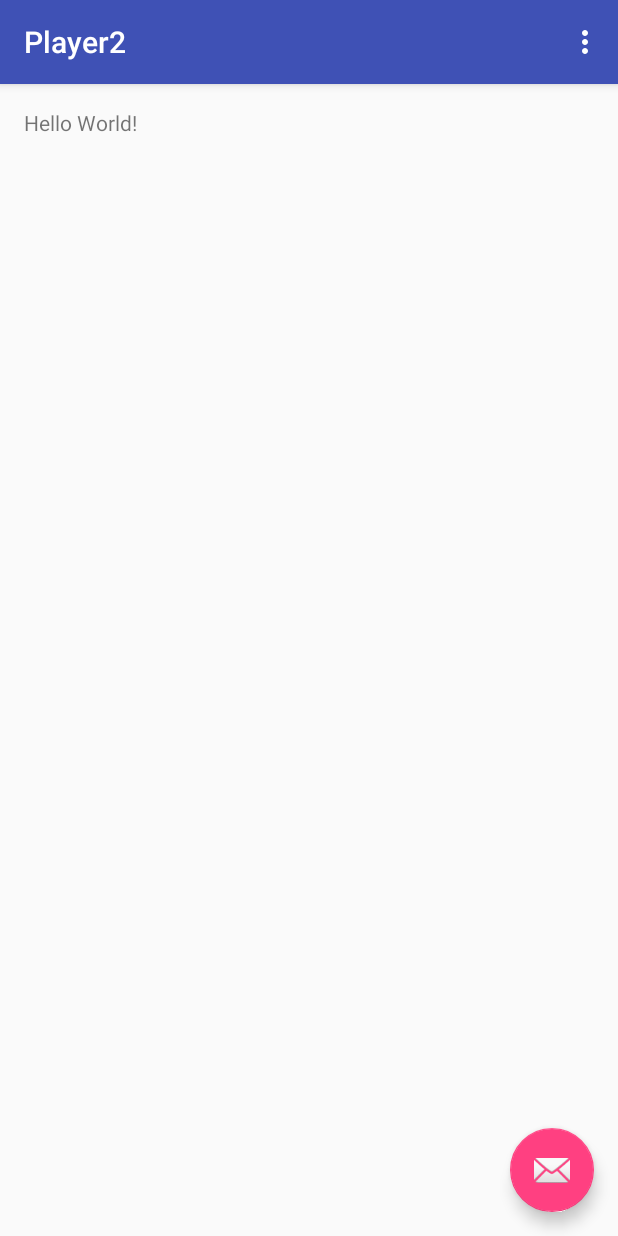
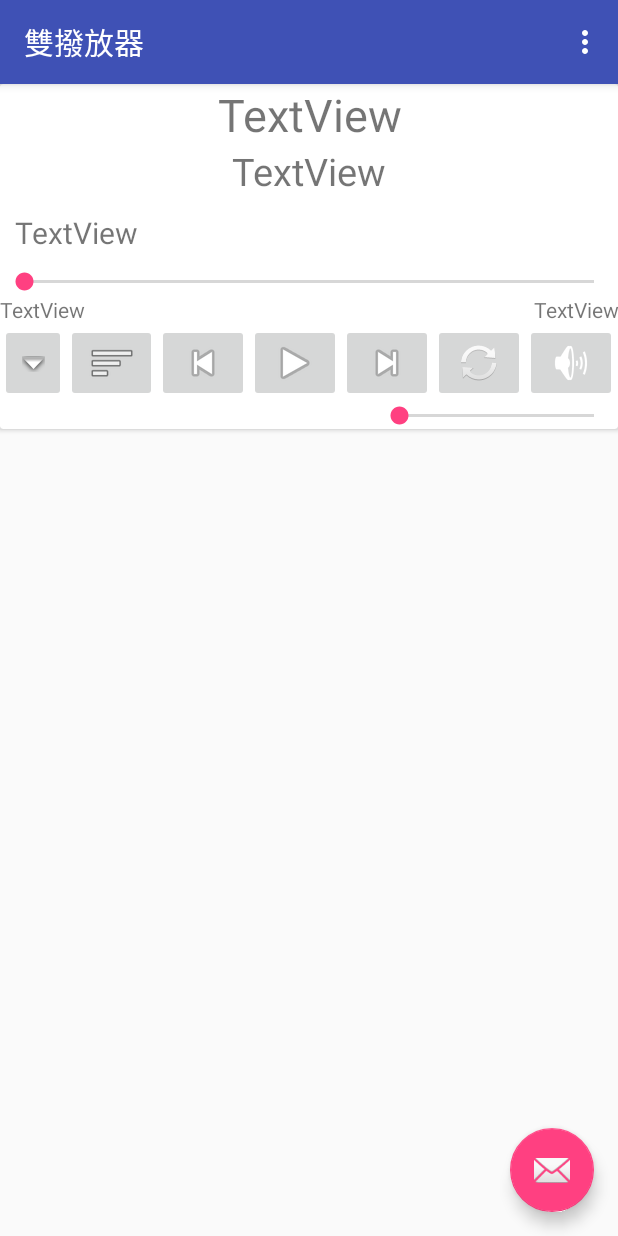
Before and after one commit to lili668668/MyPlayer, an Android app: the screen it shows after launch (MainActivity), on a phone screen of 412 x 824 dp. Run offline under Robolectric (Android 15) with nearby library versions, the phone set to English and light mode, and no system bars.

Commit message:
Set layout

```diff
--- a/app/src/main/res/layout/content_main.xml
+++ b/app/src/main/res/layout/content_main.xml
@@ -1,21 +1,143 @@
 <?xml version="1.0" encoding="utf-8"?>
-<RelativeLayout
+<android.support.constraint.ConstraintLayout
     xmlns:android="http://schemas.android.com/apk/res/android"
     xmlns:app="http://schemas.android.com/apk/res-auto"
     xmlns:tools="http://schemas.android.com/tools"
     android:id="@+id/content_main"
     android:layout_width="match_parent"
     android:layout_height="match_parent"
-    android:paddingBottom="@dimen/activity_vertical_margin"
-    android:paddingLeft="@dimen/activity_horizontal_margin"
-    android:paddingRight="@dimen/activity_horizontal_margin"
-    android:paddingTop="@dimen/activity_vertical_margin"
     app:layout_behavior="@string/appbar_scrolling_view_behavior"
     tools:context="com.ballfish.yin.player2.MainActivity"
     tools:showIn="@layout/activity_main">
 
-    <TextView
-        android:layout_width="wrap_content"
-        android:layout_height="wrap_content"
-        android:text="Hello World!"/>
-</RelativeLayout>
+    <android.support.v7.widget.CardView
+        android:layout_width="match_parent"
+        android:layout_height="wrap_content">
+
+        <LinearLayout
+            android:orientation="vertical"
+            android:layout_width="match_parent"
+            android:layout_height="match_parent">
+
+            <TextView
+                android:text="TextView"
+                android:layout_width="match_parent"
+                android:layout_height="wrap_content"
+                android:textAlignment="center"
+                android:textSize="@dimen/player_title"
+                android:id="@+id/main_player_title"
+                android:layout_weight="1"/>
+
+            <TextView
+                android:text="TextView"
+                android:layout_width="match_parent"
+                android:layout_height="wrap_content"
+                android:id="@+id/main_music_title"
+                android:textAlignment="center"
+                android:textSize="@dimen/music_title"
+                android:layout_weight="1"/>
+
+            <TextView
+                android:text="TextView"
+                android:layout_width="match_parent"
+                android:layout_height="wrap_content"
+                android:id="@+id/main_music_containt"
+                android:textSize="@dimen/containt"
+                android:padding="@dimen/containt_padding"
+                android:layout_weight="1"/>
+
+            <SeekBar
+                android:layout_width="match_parent"
+                android:layout_height="wrap_content"
+                android:id="@+id/seekBar5"
+                android:layout_weight="1"/>
+
+            <LinearLayout
+                android:orientation="horizontal"
+                android:layout_width="match_parent"
+                android:layout_height="match_parent"
+                android:layout_weight="1">
+
+                <TextView
+                    android:text="TextView"
+                    android:layout_width="wrap_content"
+                    android:layout_height="wrap_content"
+                    android:id="@+id/textView4"
+                    android:layout_weight="1"/>
+
+                <TextView
+                    android:text="TextView"
+                    android:layout_width="wrap_content"
+                    android:layout_height="wrap_content"
+                    android:id="@+id/textView3"
+                    android:textAlignment="textEnd"
+                    android:layout_weight="1"/>
+            </LinearLayout>
+
+            <LinearLayout
+                android:orientation="horizontal"
+                android:layout_width="match_parent"
+                android:layout_height="match_parent">
+
+                <ImageButton
+                    android:layout_width="wrap_content"
+                    android:layout_height="match_parent"
+                    app:srcCompat="@android:drawable/arrow_down_float"
+                    android:id="@+id/imageButton4"
+                    android:layout_weight="0.99"/>
+
+                <ImageButton
+                    android:layout_width="wrap_content"
+                    android:layout_height="wrap_content"
+                    app:srcCompat="@android:drawable/ic_menu_sort_by_size"
+                    android:id="@+id/imageButton5"
+                    android:layout_weight="0.99"/>
+
+                <ImageButton
+                    android:layout_width="wrap_content"
+                    android:layout_height="wrap_content"
+                    app:srcCompat="@android:drawable/ic_media_previous"
+                    android:id="@+id/imageButton2"
+                    android:layout_weight="1"/>
+
+                <ImageButton
+                    android:layout_width="wrap_content"
+                    android:layout_height="wrap_content"
+                    app:srcCompat="@android:drawable/ic_media_play"
+                    android:id="@+id/imageButton"
+                    android:layout_weight="1"/>
+
+                <ImageButton
+                    android:layout_width="wrap_content"
+                    android:layout_height="wrap_content"
+                    app:srcCompat="@android:drawable/ic_media_next"
+                    android:id="@+id/imageButton3"
+                    android:layout_weight="1"/>
+
+                <ImageButton
+                    android:layout_width="wrap_content"
+                    android:layout_height="wrap_content"
+                    app:srcCompat="@android:drawable/ic_popup_sync"
+                    android:id="@+id/imageButton6"
+                    android:layout_weight="0.99"/>
+
+                <ImageButton
+                    android:layout_width="wrap_content"
+                    android:layout_height="wrap_content"
+                    app:srcCompat="@android:drawable/ic_lock_silent_mode_off"
+                    android:id="@+id/imageButton7"
+                    android:layout_weight="0.99"/>
+
+            </LinearLayout>
+
+            <SeekBar
+                android:layout_width="162dp"
+                android:layout_height="wrap_content"
+                android:id="@+id/seekBar2"
+                android:layout_gravity="right"
+                />
+
+        </LinearLayout>
+
+    </android.support.v7.widget.CardView>
+</android.support.constraint.ConstraintLayout>
--- a/app/src/main/res/values/dimens.xml
+++ b/app/src/main/res/values/dimens.xml
@@ -3,4 +3,8 @@
     <dimen name="activity_horizontal_margin">16dp</dimen>
     <dimen name="activity_vertical_margin">16dp</dimen>
     <dimen name="fab_margin">16dp</dimen>
+    <dimen name="player_title">30sp</dimen>
+    <dimen name="music_title">25sp</dimen>
+    <dimen name="containt">20sp</dimen>
+    <dimen name="containt_padding">10sp</dimen>
 </resources>
--- a/app/src/main/res/values/strings.xml
+++ b/app/src/main/res/values/strings.xml
@@ -1,4 +1,4 @@
 <resources>
-    <string name="app_name">Player2</string>
-    <string name="action_settings">Settings</string>
+    <string name="app_name">雙撥放器</string>
+    <string name="action_settings">設定</string>
 </resources>
```
